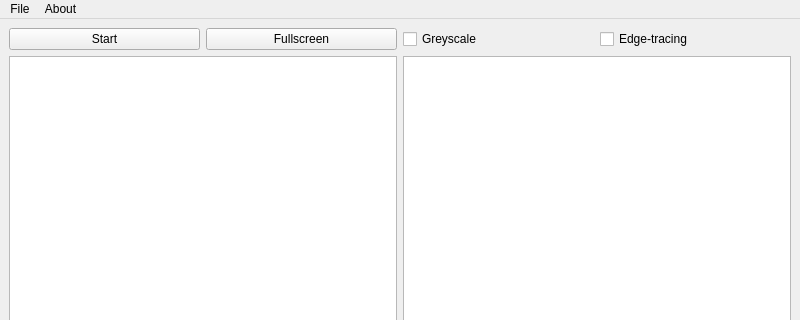
This is mainwindow.ui in FomkaExe/ImageToASCIIQt as Qt 5 draws it before an edit; both pictures show x 0 to 800 and y 0 to 320 of the 800 by 600 pixel window. The edited form follows.
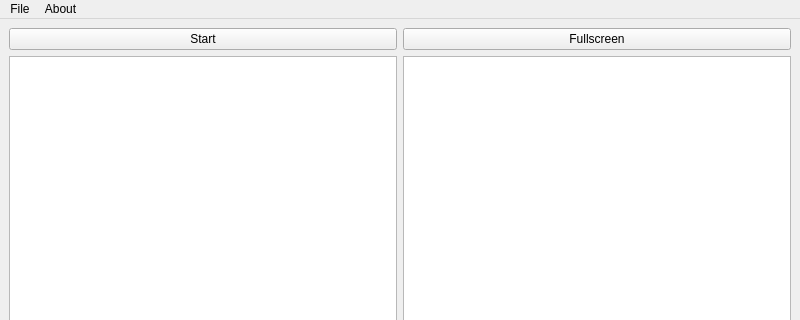
This is the edited form.

Commit message: Deleted edgetracing algorithm, fixed the "Save" feature

```diff
--- a/mainwindow.ui
+++ b/mainwindow.ui
@@ -31,20 +31,6 @@
         </property>
        </widget>
       </item>
-      <item>
-       <widget class="QCheckBox" name="greyscaleCheckbox">
-        <property name="text">
-         <string>Greyscale</string>
-        </property>
-       </widget>
-      </item>
-      <item>
-       <widget class="QCheckBox" name="edgetracingCheckbox">
-        <property name="text">
-         <string>Edge-tracing</string>
-        </property>
-       </widget>
-      </item>
      </layout>
     </item>
     <item row="1" column="0">
```
The commit also changes 3 other files.
